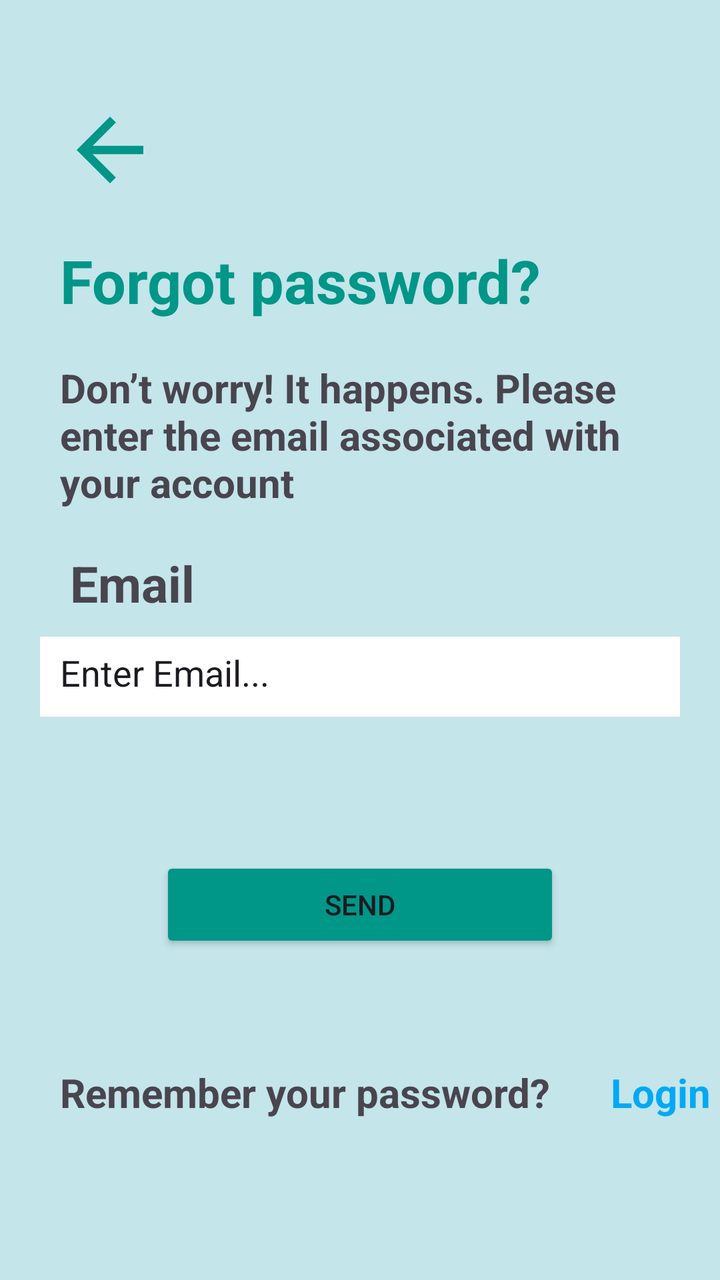
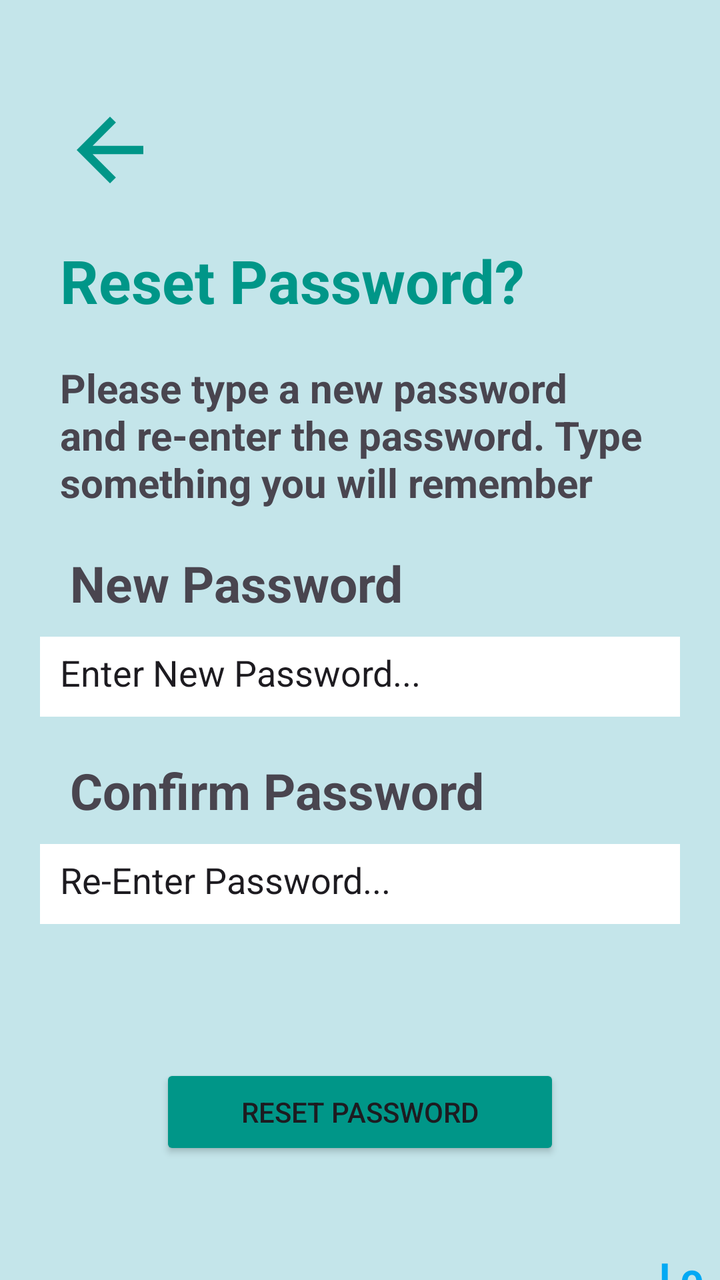

The first picture is an Android layout as it rendered before a commit; the second is the same layout after the commit. The layout source and the unified diff follow.
<!-- AndroidManifest.xml: application theme Theme.Library -->
<!-- res/layout/activity_main5.xml -->
<?xml version="1.0" encoding="utf-8"?>
<LinearLayout xmlns:android="http://schemas.android.com/apk/res/android"
    xmlns:app="http://schemas.android.com/apk/res-auto"
    xmlns:tools="http://schemas.android.com/tools"
    android:layout_width="match_parent"
    android:layout_height="match_parent"
    android:background="#C4E5EA"
    android:orientation="vertical"
    tools:context=".MainActivity5">

    <TextView
        android:layout_width="50dp"
        android:layout_height="50dp"
        android:layout_marginTop="50dp"
        android:layout_marginLeft="30dp"
        android:backgroundTint="#009688"
        android:background="@drawable/baseline_arrow_back_24"/>
    <TextView
        android:layout_width="wrap_content"
        android:layout_height="wrap_content"
        android:layout_marginTop="20dp"
        android:layout_marginLeft="30dp"
        android:text="Forgot password?"
        android:textSize="30dp"
        android:textColor="#009688"
        android:textStyle="bold"
        >

    </TextView>
    <TextView
        android:layout_width="wrap_content"
        android:layout_height="wrap_content"
        android:layout_marginLeft="30dp"
        android:layout_marginTop="20dp"
        android:text="Don’t worry! It happens. Please enter the email associated with your account"
        android:layout_marginRight="10dp"
        android:textSize="20dp"
        android:textStyle="bold"
        >

    </TextView>
    <TextView
        android:layout_width="wrap_content"
        android:layout_height="wrap_content"
        android:layout_marginLeft="35dp"
        android:layout_marginTop="20dp"
        android:text="Email"
        android:layout_marginRight="10dp"
        android:textSize="25dp"
        android:textStyle="bold"
        >

    </TextView>
    <EditText
        android:layout_width="match_parent"
        android:layout_height="40dp"
        android:layout_marginLeft="20dp"
        android:layout_marginTop="10dp"
        android:layout_marginRight="20dp"
        android:background="@color/white"
        android:text="Enter Email..."
        android:padding="10dp"
        >

    </EditText>
    <Button
        android:layout_width="200dp"
        android:layout_height="wrap_content"
        android:backgroundTint="#009688"
        android:layout_marginTop="70dp"
        android:layout_gravity="center"
        android:text="Send"
        >

    </Button>
    <LinearLayout
        android:layout_width="match_parent"
        android:layout_height="100dp"
        android:orientation="horizontal"
        >
        <TextView
        android:layout_width="wrap_content"
        android:layout_height="wrap_content"
        android:layout_marginTop="20dp"
        android:layout_marginLeft="30dp"
        android:text="Remember your password?"
        android:textSize="20dp"
            android:backgroundTint="@color/black"
        android:textStyle="bold"
        android:layout_gravity="center"
        >

    </TextView>
        <TextView
            android:layout_width="wrap_content"
            android:layout_height="wrap_content"
            android:layout_marginTop="20dp"
            android:layout_marginLeft="30dp"
            android:text="Login"
            android:textColor="#03A9F4"
            android:textSize="20dp"
            android:backgroundTint="#03A9F4"
            android:textStyle="bold"
            android:layout_gravity="center"
            >

        </TextView>
    </LinearLayout>



</LinearLayout>
<!-- resources referenced by this layout -->
<resources>
  <color name="black">#FF000000</color>
  <color name="white">#FFFFFFFF</color>
  <!-- drawable baseline_arrow_back_24 (drawable) -->
  <vector android:autoMirrored="true" android:height="24dp"
      android:tint="#000000" android:viewportHeight="24"
      android:viewportWidth="24" android:width="24dp" xmlns:android="http://schemas.android.com/apk/res/android">
      <path android:fillColor="@android:color/white" android:pathData="M20,11H7.83l5.59,-5.59L12,4l-8,8 8,8 1.41,-1.41L7.83,13H20v-2z"/>
  </vector>
  <style name="Theme.Library" parent="Base.Theme.Library" />
  <style name="Base.Theme.Library" parent="Theme.Material3.DayNight.NoActionBar">
          
          
      </style>
</resources>

<!-- the commit's change to res/layout/activity_main5.xml (unified diff, before → after) -->
@@ -20,7 +20,7 @@
         android:layout_height="wrap_content"
         android:layout_marginTop="20dp"
         android:layout_marginLeft="30dp"
-        android:text="Forgot password?"
+        android:text="Reset Password?"
         android:textSize="30dp"
         android:textColor="#009688"
         android:textStyle="bold"
@@ -32,7 +32,9 @@
         android:layout_height="wrap_content"
         android:layout_marginLeft="30dp"
         android:layout_marginTop="20dp"
-        android:text="Don’t worry! It happens. Please enter the email associated with your account"
+        android:text="Please type a new password and re-enter the
+password. Type something you will
+remember"
         android:layout_marginRight="10dp"
         android:textSize="20dp"
         android:textStyle="bold"
@@ -44,7 +46,7 @@
         android:layout_height="wrap_content"
         android:layout_marginLeft="35dp"
         android:layout_marginTop="20dp"
-        android:text="Email"
+        android:text="New Password"
         android:layout_marginRight="10dp"
         android:textSize="25dp"
         android:textStyle="bold"
@@ -58,7 +60,31 @@
         android:layout_marginTop="10dp"
         android:layout_marginRight="20dp"
         android:background="@color/white"
-        android:text="Enter Email..."
+        android:text="Enter New Password..."
+        android:padding="10dp"
+        >
+
+    </EditText>
+    <TextView
+        android:layout_width="wrap_content"
+        android:layout_height="wrap_content"
+        android:layout_marginLeft="35dp"
+        android:layout_marginTop="20dp"
+        android:text="Confirm Password"
+        android:layout_marginRight="10dp"
+        android:textSize="25dp"
+        android:textStyle="bold"
+        >
+
+    </TextView>
+    <EditText
+        android:layout_width="match_parent"
+        android:layout_height="40dp"
+        android:layout_marginLeft="20dp"
+        android:layout_marginTop="10dp"
+        android:layout_marginRight="20dp"
+        android:background="@color/white"
+        android:text="Re-Enter Password..."
         android:padding="10dp"
         >
 
@@ -69,7 +95,7 @@
         android:backgroundTint="#009688"
         android:layout_marginTop="70dp"
         android:layout_gravity="center"
-        android:text="Send"
+        android:text="Reset Password"
         >
 
     </Button>
@@ -83,7 +109,7 @@
         android:layout_height="wrap_content"
         android:layout_marginTop="20dp"
         android:layout_marginLeft="30dp"
-        android:text="Remember your password?"
+        android:text="Don’t want to reset password?"
         android:textSize="20dp"
             android:backgroundTint="@color/black"
         android:textStyle="bold"
